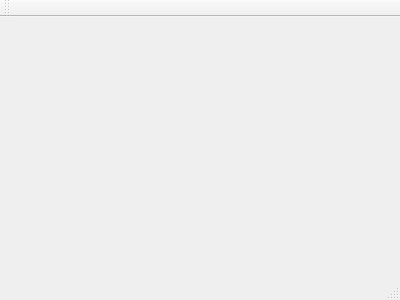
Before: the Qt Designer form mainwindow.ui in yvznvr/NewtonFractal, drawn with Qt 5.
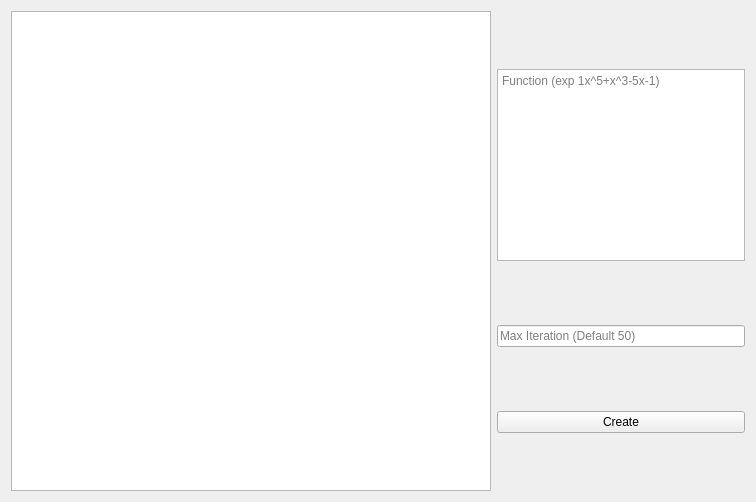
After: the same form once the commit is applied.

```diff
--- a/mainwindow.ui
+++ b/mainwindow.ui
@@ -1,24 +1,88 @@
 <ui version="4.0">
  <class>MainWindow</class>
- <widget class="QMainWindow" name="MainWindow" >
-  <property name="geometry" >
+ <widget class="QMainWindow" name="MainWindow">
+  <property name="geometry">
    <rect>
     <x>0</x>
     <y>0</y>
-    <width>400</width>
-    <height>300</height>
+    <width>756</width>
+    <height>492</height>
    </rect>
   </property>
-  <property name="windowTitle" >
-   <string>MainWindow</string>
+  <property name="sizePolicy">
+   <sizepolicy hsizetype="Fixed" vsizetype="Fixed">
+    <horstretch>0</horstretch>
+    <verstretch>0</verstretch>
+   </sizepolicy>
   </property>
-  <widget class="QMenuBar" name="menuBar" />
-  <widget class="QToolBar" name="mainToolBar" />
-  <widget class="QWidget" name="centralWidget" />
-  <widget class="QStatusBar" name="statusBar" />
+  <property name="windowTitle">
+   <string>Fractals with Newton Raphson Method</string>
+  </property>
+  <widget class="QWidget" name="centralWidget">
+   <layout class="QHBoxLayout" name="horizontalLayout">
+    <item>
+     <widget class="QGraphicsView" name="graphicsView">
+      <property name="sizePolicy">
+       <sizepolicy hsizetype="Preferred" vsizetype="Preferred">
+        <horstretch>0</horstretch>
+        <verstretch>0</verstretch>
+       </sizepolicy>
+      </property>
+      <property name="minimumSize">
+       <size>
+        <width>480</width>
+        <height>480</height>
+       </size>
+      </property>
+     </widget>
+    </item>
+    <item>
+     <layout class="QVBoxLayout" name="verticalLayout">
+      <item>
+       <widget class="QTextEdit" name="textEdit">
+        <property name="sizePolicy">
+         <sizepolicy hsizetype="Expanding" vsizetype="Fixed">
+          <horstretch>0</horstretch>
+          <verstretch>0</verstretch>
+         </sizepolicy>
+        </property>
+        <property name="placeholderText">
+         <string>Function (exp 1x^5+x^3-5x-1)</string>
+        </property>
+       </widget>
+      </item>
+      <item>
+       <widget class="QLineEdit" name="lineEdit">
+        <property name="sizePolicy">
+         <sizepolicy hsizetype="Preferred" vsizetype="Fixed">
+          <horstretch>0</horstretch>
+          <verstretch>0</verstretch>
+         </sizepolicy>
+        </property>
+        <property name="placeholderText">
+         <string>Max Iteration (Default 50)</string>
+        </property>
+       </widget>
+      </item>
+      <item>
+       <widget class="QPushButton" name="pushButton">
+        <property name="sizePolicy">
+         <sizepolicy hsizetype="Preferred" vsizetype="Fixed">
+          <horstretch>0</horstretch>
+          <verstretch>0</verstretch>
+         </sizepolicy>
+        </property>
+        <property name="text">
+         <string>Create</string>
+        </property>
+       </widget>
+      </item>
+     </layout>
+    </item>
+   </layout>
+  </widget>
  </widget>
- <layoutDefault spacing="6" margin="11" />
- <pixmapfunction></pixmapfunction>
+ <layoutdefault spacing="6" margin="11"/>
  <resources/>
  <connections/>
 </ui>
```
Left out of the diff: 1 changed line with no effect on the pictures.
